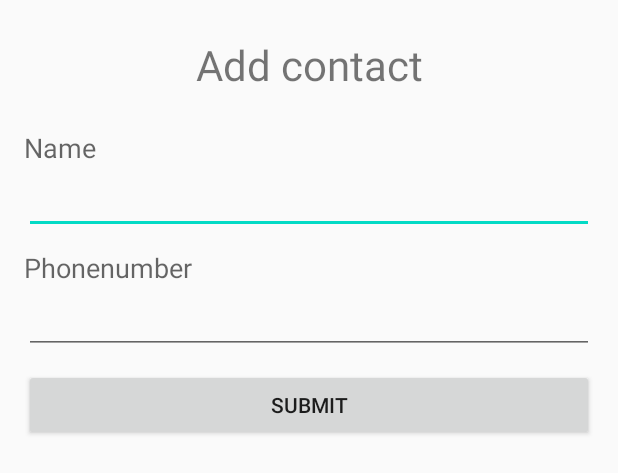
After one commit to imsj114/HateAlarm, an Android app: the layout dialog_add_contact.xml on its own in the app's theme, with its tools: preview values and no code run, on a phone screen of 412 x 824 dp. The commit adds this screen. Shown: the top 473 px of the screen. Run offline under Robolectric (Android 15) with nearby library versions, the phone set to English and light mode, and no system bars.

Commit message:
fab2 button alertDialog set

```diff
--- /dev/null
+++ b/app/src/main/res/layout/dialog_add_contact.xml
@@ -0,0 +1,57 @@
+<?xml version="1.0" encoding="utf-8"?>
+<RelativeLayout xmlns:android="http://schemas.android.com/apk/res/android"
+    android:layout_width="fill_parent"
+    android:layout_height="fill_parent"
+    android:orientation="vertical"
+    android:padding="16dp" >
+
+    <TextView
+        android:id="@+id/textViewAddContact"
+        android:layout_width="221dp"
+        android:layout_height="54dp"
+        android:layout_centerHorizontal="true"
+        android:layout_marginBottom="16dp"
+        android:gravity="center"
+        android:textSize="28sp"
+        android:text="@string/dialog_addcontact_title" />
+
+    <TextView
+        android:id="@+id/textViewAddName"
+        android:layout_width="wrap_content"
+        android:layout_height="wrap_content"
+        android:layout_below="@+id/textViewAddContact"
+        android:text="@string/dialog_addcontact_name"
+        android:textAppearance="?android:attr/textAppearanceMedium" />
+
+    <EditText
+        android:id="@+id/editTextAddName"
+        android:layout_width="match_parent"
+        android:layout_height="wrap_content"
+        android:layout_marginBottom="10dp"
+        android:layout_below="@+id/textViewAddName">
+    </EditText>
+
+    <TextView
+        android:id="@+id/textViewAddPhone"
+        android:layout_width="wrap_content"
+        android:layout_height="wrap_content"
+        android:text="@string/dialog_addcontact_phone"
+        android:textAppearance="?android:attr/textAppearanceMedium"
+        android:layout_below="@+id/editTextAddName" />
+
+    <EditText
+        android:id="@+id/editTextAddPhone"
+        android:layout_width="match_parent"
+        android:layout_height="wrap_content"
+        android:layout_marginBottom="10dp"
+        android:layout_below="@+id/textViewAddPhone" />
+
+    <Button
+        android:id="@+id/buttonSubmit"
+        android:layout_width="match_parent"
+        android:layout_height="wrap_content"
+        android:layout_below="@+id/editTextAddPhone"
+        android:layout_marginBottom="20dp"
+        android:text="@string/dialog_addcontact_btn" />
+
+</RelativeLayout>
--- a/app/src/main/res/values/strings.xml
+++ b/app/src/main/res/values/strings.xml
@@ -6,4 +6,11 @@
     <string name="title_gallery">Gallery</string>
     <string name="title_notifications">Notifications</string>
     <string name="facebook_app_id">305810097272562</string> <string name="fb_login_protocol_scheme">fb305810097272562</string>
+    <string name="dialog_title">Setting Uid for contacts list</string>
+    <string name="dialog_text">Your Uid</string>
+    <string name="dialog_button">Reload Contacts</string>
+    <string name="dialog_addcontact_title">Add contact</string>
+    <string name="dialog_addcontact_name">Name</string>
+    <string name="dialog_addcontact_phone">Phonenumber</string>
+    <string name="dialog_addcontact_btn">Submit</string>
 </resources>
```
Also changed, not shown: app/src/main/java/com/example/madcampweek2/MainViewModel.java (+5 -2 lines), app/src/main/java/com/example/madcampweek2/ui/contact/ContactFragment.java (+64 -27 lines), app/src/main/res/layout/dialog_getuid.xml (added, +42 -0 lines).
